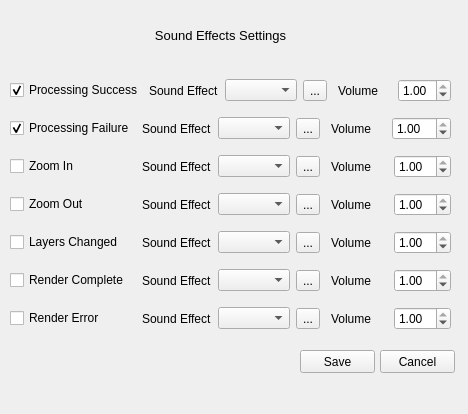
This is qgs_sound_effects_configuration_dialog.ui in bogind/qgs_sound_effects as Qt 5 draws it before an edit. The edited form follows.
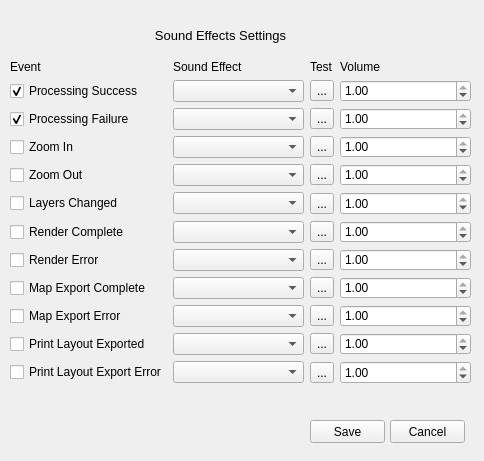
This is the edited form. Icons and pictures are not drawn.

Commit message: added layout export event

The edit to the form file:
```diff
--- a/qgs_sound_effects_configuration_dialog.ui
+++ b/qgs_sound_effects_configuration_dialog.ui
@@ -6,493 +6,19 @@
    <rect>
     <x>0</x>
     <y>0</y>
-    <width>468</width>
-    <height>414</height>
+    <width>484</width>
+    <height>461</height>
    </rect>
   </property>
+  <property name="sizePolicy">
+   <sizepolicy hsizetype="MinimumExpanding" vsizetype="MinimumExpanding">
+    <horstretch>0</horstretch>
+    <verstretch>0</verstretch>
+   </sizepolicy>
+  </property>
   <property name="windowTitle">
    <string>Form</string>
   </property>
-  <widget class="QWidget" name="verticalLayoutWidget">
-   <property name="geometry">
-    <rect>
-     <x>10</x>
-     <y>70</y>
-     <width>441</width>
-     <height>271</height>
-    </rect>
-   </property>
-   <layout class="QVBoxLayout" name="SettingsForm">
-    <item>
-     <layout class="QHBoxLayout" name="horizontalLayout_4">
-      <item>
-       <widget class="QCheckBox" name="processingSuccessCheckBox">
-        <property name="text">
-         <string>Processing Success</string>
-        </property>
-        <property name="checked">
-         <bool>true</bool>
-        </property>
-       </widget>
-      </item>
-      <item>
-       <layout class="QHBoxLayout" name="horizontalLayout_5">
-        <item>
-         <widget class="QLabel" name="label_4">
-          <property name="text">
-           <string>Sound Effect</string>
-          </property>
-         </widget>
-        </item>
-        <item>
-         <widget class="QComboBox" name="processingSuccessComboBox"/>
-        </item>
-       </layout>
-      </item>
-      <item>
-       <widget class="QToolButton" name="processingSuccessTestButton">
-        <property name="text">
-         <string>...</string>
-        </property>
-        <property name="icon">
-         <iconset>
-          <normaloff>volume_icon.png</normaloff>volume_icon.png</iconset>
-        </property>
-       </widget>
-      </item>
-      <item>
-       <layout class="QHBoxLayout" name="horizontalLayout_6">
-        <property name="leftMargin">
-         <number>5</number>
-        </property>
-        <item>
-         <widget class="QLabel" name="label_5">
-          <property name="text">
-           <string>Volume</string>
-          </property>
-         </widget>
-        </item>
-        <item>
-         <widget class="QDoubleSpinBox" name="processingSuccessVolume">
-          <property name="maximum">
-           <double>1.000000000000000</double>
-          </property>
-          <property name="singleStep">
-           <double>0.010000000000000</double>
-          </property>
-          <property name="value">
-           <double>1.000000000000000</double>
-          </property>
-         </widget>
-        </item>
-       </layout>
-      </item>
-     </layout>
-    </item>
-    <item>
-     <layout class="QHBoxLayout" name="horizontalLayout_16">
-      <item>
-       <widget class="QCheckBox" name="processingFailureCheckBox">
-        <property name="text">
-         <string>Processing Failure</string>
-        </property>
-        <property name="checked">
-         <bool>true</bool>
-        </property>
-       </widget>
-      </item>
-      <item>
-       <layout class="QHBoxLayout" name="horizontalLayout_17">
-        <item>
-         <widget class="QLabel" name="label_12">
-          <property name="text">
-           <string>Sound Effect</string>
-          </property>
-         </widget>
-        </item>
-        <item>
-         <widget class="QComboBox" name="processingFailureComboBox"/>
-        </item>
-       </layout>
-      </item>
-      <item>
-       <widget class="QToolButton" name="processingFailureTestButton">
-        <property name="text">
-         <string>...</string>
-        </property>
-        <property name="icon">
-         <iconset>
-          <normaloff>volume_icon.png</normaloff>volume_icon.png</iconset>
-        </property>
-       </widget>
-      </item>
-      <item>
-       <layout class="QHBoxLayout" name="horizontalLayout_18">
-        <property name="spacing">
-         <number>2</number>
-        </property>
-        <property name="sizeConstraint">
-         <enum>QLayout::SetMinAndMaxSize</enum>
-        </property>
-        <property name="leftMargin">
-         <number>5</number>
-        </property>
-        <item>
-         <widget class="QLabel" name="label_13">
-          <property name="text">
-           <string>Volume</string>
-          </property>
-         </widget>
-        </item>
-        <item>
-         <widget class="QDoubleSpinBox" name="processingFailureVolume">
-          <property name="maximum">
-           <double>1.000000000000000</double>
-          </property>
-          <property name="singleStep">
-           <double>0.010000000000000</double>
-          </property>
-          <property name="value">
-           <double>1.000000000000000</double>
-          </property>
-         </widget>
-        </item>
-       </layout>
-      </item>
-     </layout>
-    </item>
-    <item>
-     <layout class="QHBoxLayout" name="horizontalLayout_19">
-      <item>
-       <widget class="QCheckBox" name="zoomInCheckBox">
-        <property name="text">
-         <string>Zoom In</string>
-        </property>
-        <property name="checked">
-         <bool>false</bool>
-        </property>
-       </widget>
-      </item>
-      <item>
-       <layout class="QHBoxLayout" name="horizontalLayout_20">
-        <item>
-         <widget class="QLabel" name="label_14">
-          <property name="text">
-           <string>Sound Effect</string>
-          </property>
-         </widget>
-        </item>
-        <item>
-         <widget class="QComboBox" name="zoomInComboBox"/>
-        </item>
-       </layout>
-      </item>
-      <item>
-       <widget class="QToolButton" name="zoomInTestButton">
-        <property name="text">
-         <string>...</string>
-        </property>
-        <property name="icon">
-         <iconset>
-          <normaloff>volume_icon.png</normaloff>volume_icon.png</iconset>
-        </property>
-       </widget>
-      </item>
-      <item>
-       <layout class="QHBoxLayout" name="horizontalLayout_21">
-        <property name="leftMargin">
-         <number>5</number>
-        </property>
-        <item>
-         <widget class="QLabel" name="label_15">
-          <property name="text">
-           <string>Volume</string>
-          </property>
-         </widget>
-        </item>
-        <item>
-         <widget class="QDoubleSpinBox" name="zoomInVolume">
-          <property name="maximum">
-           <double>1.000000000000000</double>
-          </property>
-          <property name="singleStep">
-           <double>0.010000000000000</double>
-          </property>
-          <property name="value">
-           <double>1.000000000000000</double>
-          </property>
-         </widget>
-        </item>
-       </layout>
-      </item>
-     </layout>
-    </item>
-    <item>
-     <layout class="QHBoxLayout" name="horizontalLayout">
-      <item>
-       <widget class="QCheckBox" name="zoomOutCheckBox">
-        <property name="text">
-         <string>Zoom Out</string>
-        </property>
-        <property name="checked">
-         <bool>false</bool>
-        </property>
-       </widget>
-      </item>
-      <item>
-       <layout class="QHBoxLayout" name="horizontalLayout_2">
-        <item>
-         <widget class="QLabel" name="label_2">
-          <property name="text">
-           <string>Sound Effect</string>
-          </property>
-         </widget>
-        </item>
-        <item>
-         <widget class="QComboBox" name="zoomOutComboBox"/>
-        </item>
-       </layout>
-      </item>
-      <item>
-       <widget class="QToolButton" name="zoomOutTestButton">
-        <property name="text">
-         <string>...</string>
-        </property>
-        <property name="icon">
-         <iconset>
-          <normaloff>volume_icon.png</normaloff>volume_icon.png</iconset>
-        </property>
-       </widget>
-      </item>
-      <item>
-       <layout class="QHBoxLayout" name="horizontalLayout_3">
-        <property name="leftMargin">
-         <number>5</number>
-        </property>
-        <item>
-         <widget class="QLabel" name="label_3">
-          <property name="text">
-           <string>Volume</string>
-          </property>
-         </widget>
-        </item>
-        <item>
-         <widget class="QDoubleSpinBox" name="zoomOutVolume">
-          <property name="maximum">
-           <double>1.000000000000000</double>
-          </property>
-          <property name="singleStep">
-           <double>0.010000000000000</double>
-          </property>
-          <property name="value">
-           <double>1.000000000000000</double>
-          </property>
-         </widget>
-        </item>
-       </layout>
-      </item>
-     </layout>
-    </item>
-    <item>
-     <layout class="QHBoxLayout" name="horizontalLayout_7">
-      <item>
-       <widget class="QCheckBox" name="layersChangedCheckBox">
-        <property name="text">
-         <string>Layers Changed</string>
-        </property>
-        <property name="checked">
-         <bool>false</bool>
-        </property>
-       </widget>
-      </item>
-      <item>
-       <layout class="QHBoxLayout" name="horizontalLayout_8">
-        <item>
-         <widget class="QLabel" name="label_6">
-          <property name="text">
-           <string>Sound Effect</string>
-          </property>
-         </widget>
-        </item>
-        <item>
-         <widget class="QComboBox" name="layersChangedComboBox"/>
-        </item>
-       </layout>
-      </item>
-      <item>
-       <widget class="QToolButton" name="layersChangedTestButton">
-        <property name="text">
-         <string>...</string>
-        </property>
-        <property name="icon">
-         <iconset>
-          <normaloff>volume_icon.png</normaloff>volume_icon.png</iconset>
-        </property>
-       </widget>
-      </item>
-      <item>
-       <layout class="QHBoxLayout" name="horizontalLayout_9">
-        <property name="leftMargin">
-         <number>5</number>
-        </property>
-        <item>
-         <widget class="QLabel" name="label_7">
-          <property name="text">
-           <string>Volume</string>
-          </property>
-         </widget>
-        </item>
-        <item>
-         <widget class="QDoubleSpinBox" name="layersChangedVolume">
-          <property name="maximum">
-           <double>1.000000000000000</double>
-          </property>
-          <property name="singleStep">
-           <double>0.010000000000000</double>
-          </property>
-          <property name="value">
-           <double>1.000000000000000</double>
-          </property>
-         </widget>
-        </item>
-       </layout>
-      </item>
-     </layout>
-    </item>
-    <item>
-     <layout class="QHBoxLayout" name="horizontalLayout_10">
-      <item>
-       <widget class="QCheckBox" name="renderCompleteCheckBox">
-        <property name="text">
-         <string>Render Complete</string>
-        </property>
-        <property name="checked">
-         <bool>false</bool>
-        </property>
-       </widget>
-      </item>
-      <item>
-       <layout class="QHBoxLayout" name="horizontalLayout_11">
-        <item>
-         <widget class="QLabel" name="label_8">
-          <property name="text">
-           <string>Sound Effect</string>
-          </property>
-         </widget>
-        </item>
-        <item>
-         <widget class="QComboBox" name="renderCompleteComboBox"/>
-        </item>
-       </layout>
-      </item>
-      <item>
-       <widget class="QToolButton" name="renderCompleteTestButton">
-        <property name="text">
-         <string>...</string>
-        </property>
-        <property name="icon">
-         <iconset>
-          <normaloff>volume_icon.png</normaloff>volume_icon.png</iconset>
-        </property>
-       </widget>
-      </item>
-      <item>
-       <layout class="QHBoxLayout" name="horizontalLayout_12">
-        <property name="leftMargin">
-         <number>5</number>
-        </property>
-        <item>
-         <widget class="QLabel" name="label_9">
-          <property name="text">
-           <string>Volume</string>
-          </property>
-         </widget>
-        </item>
-        <item>
-         <widget class="QDoubleSpinBox" name="renderCompleteVolume">
-          <property name="maximum">
-           <double>1.000000000000000</double>
-          </property>
-          <property name="singleStep">
-           <double>0.010000000000000</double>
-          </property>
-          <property name="value">
-           <double>1.000000000000000</double>
-          </property>
-         </widget>
-        </item>
-       </layout>
-      </item>
-     </layout>
-    </item>
-    <item>
-     <layout class="QHBoxLayout" name="horizontalLayout_13">
-      <item>
-       <widget class="QCheckBox" name="renderErrorOccurredCheckBox">
-        <property name="text">
-         <string>Render Error</string>
-        </property>
-        <property name="checked">
-         <bool>false</bool>
-        </property>
-       </widget>
-      </item>
-      <item>
-       <layout class="QHBoxLayout" name="horizontalLayout_14">
-        <item>
-         <widget class="QLabel" name="label_10">
-          <property name="text">
-           <string>Sound Effect</string>
-          </property>
-         </widget>
-        </item>
-        <item>
-         <widget class="QComboBox" name="renderErrorOccurredComboBox"/>
-        </item>
-       </layout>
-      </item>
-      <item>
-       <widget class="QToolButton" name="renderErrorOccurredTestButton">
-        <property name="text">
-         <string>...</string>
-        </property>
-        <property name="icon">
-         <iconset>
-          <normaloff>volume_icon.png</normaloff>volume_icon.png</iconset>
-        </property>
-       </widget>
-      </item>
-      <item>
-       <layout class="QHBoxLayout" name="horizontalLayout_15">
-        <property name="leftMargin">
-         <number>5</number>
-        </property>
-        <item>
-         <widget class="QLabel" name="label_11">
-          <property name="text">
-           <string>Volume</string>
-          </property>
-         </widget>
-        </item>
-        <item>
-         <widget class="QDoubleSpinBox" name="renderErrorOccurredVolume">
-          <property name="maximum">
-           <double>1.000000000000000</double>
-          </property>
-          <property name="singleStep">
-           <double>0.010000000000000</double>
-          </property>
-          <property name="value">
-           <double>1.000000000000000</double>
-          </property>
-         </widget>
-        </item>
-       </layout>
-      </item>
-     </layout>
-    </item>
-   </layout>
-  </widget>
   <widget class="QLabel" name="FormTitle">
    <property name="geometry">
     <rect>
@@ -521,8 +47,8 @@
   <widget class="QPushButton" name="saveSettingsButton">
    <property name="geometry">
     <rect>
-     <x>300</x>
-     <y>350</y>
+     <x>310</x>
+     <y>420</y>
      <width>75</width>
      <height>23</height>
     </rect>
@@ -534,8 +60,8 @@
   <widget class="QPushButton" name="cancelChangesButton">
    <property name="geometry">
     <rect>
-     <x>380</x>
-     <y>350</y>
+     <x>390</x>
+     <y>420</y>
      <width>75</width>
      <height>23</height>
     </rect>
@@ -544,6 +70,456 @@
     <string>Cancel</string>
    </property>
   </widget>
+  <widget class="QWidget" name="gridLayoutWidget">
+   <property name="geometry">
+    <rect>
+     <x>10</x>
+     <y>60</y>
+     <width>461</width>
+     <height>324</height>
+    </rect>
+   </property>
+   <layout class="QGridLayout" name="eventsGrid">
+    <property name="sizeConstraint">
+     <enum>QLayout::SetDefaultConstraint</enum>
+    </property>
+    <item row="1" column="2">
+     <widget class="QComboBox" name="processingSuccessComboBox"/>
+    </item>
+    <item row="0" column="4">
+     <widget class="QLabel" name="label_5">
+      <property name="text">
+       <string>Volume</string>
+      </property>
+     </widget>
+    </item>
+    <item row="4" column="3">
+     <widget class="QToolButton" name="zoomOutTestButton">
+      <property name="text">
+       <string>...</string>
+      </property>
+      <property name="icon">
+       <iconset>
+        <normaloff>volume_icon.png</normaloff>volume_icon.png</iconset>
+      </property>
+     </widget>
+    </item>
+    <item row="2" column="2">
+     <widget class="QComboBox" name="processingFailureComboBox"/>
+    </item>
+    <item row="6" column="4">
+     <widget class="QDoubleSpinBox" name="renderCompleteVolume">
+      <property name="maximum">
+       <double>1.000000000000000</double>
+      </property>
+      <property name="singleStep">
+       <double>0.010000000000000</double>
+      </property>
+      <property name="value">
+       <double>1.000000000000000</double>
+      </property>
+     </widget>
+    </item>
+    <item row="5" column="1">
+     <widget class="QCheckBox" name="layersChangedCheckBox">
+      <property name="text">
+       <string>Layers Changed</string>
+      </property>
+      <property name="checked">
+       <bool>false</bool>
+      </property>
+     </widget>
+    </item>
+    <item row="7" column="1">
+     <widget class="QCheckBox" name="renderErrorOccurredCheckBox">
+      <property name="text">
+       <string>Render Error</string>
+      </property>
+      <property name="checked">
+       <bool>false</bool>
+      </property>
+     </widget>
+    </item>
+    <item row="2" column="1">
+     <widget class="QCheckBox" name="processingFailureCheckBox">
+      <property name="text">
+       <string>Processing Failure</string>
+      </property>
+      <property name="checked">
+       <bool>true</bool>
+      </property>
+     </widget>
+    </item>
+    <item row="4" column="1">
+     <widget class="QCheckBox" name="zoomOutCheckBox">
+      <property name="text">
+       <string>Zoom Out</string>
+      </property>
+      <property name="checked">
+       <bool>false</bool>
+      </property>
+     </widget>
+    </item>
+    <item row="7" column="4">
+     <widget class="QDoubleSpinBox" name="renderErrorOccurredVolume">
+      <property name="maximum">
+       <double>1.000000000000000</double>
+      </property>
+      <property name="singleStep">
+       <double>0.010000000000000</double>
+      </property>
+      <property name="value">
+       <double>1.000000000000000</double>
+      </property>
+     </widget>
+    </item>
+    <item row="7" column="2">
+     <widget class="QComboBox" name="renderErrorOccurredComboBox"/>
+    </item>
+    <item row="10" column="1">
+     <widget class="QCheckBox" name="printLayoutExportSuccessCheckBox">
+      <property name="text">
+       <string>Print Layout Exported</string>
+      </property>
+      <property name="checked">
+       <bool>false</bool>
+      </property>
+     </widget>
+    </item>
+    <item row="4" column="4">
+     <widget class="QDoubleSpinBox" name="zoomOutVolume">
+      <property name="maximum">
+       <double>1.000000000000000</double>
+      </property>
+      <property name="singleStep">
+       <double>0.010000000000000</double>
+      </property>
+      <property name="value">
+       <double>1.000000000000000</double>
+      </property>
+     </widget>
+    </item>
+    <item row="5" column="4">
+     <widget class="QDoubleSpinBox" name="layersChangedVolume">
+      <property name="maximum">
+       <double>1.000000000000000</double>
+      </property>
+      <property name="singleStep">
+       <double>0.010000000000000</double>
+      </property>
+      <property name="value">
+       <double>1.000000000000000</double>
+      </property>
+     </widget>
+    </item>
+    <item row="3" column="4">
+     <widget class="QDoubleSpinBox" name="zoomInVolume">
+      <property name="maximum">
+       <double>1.000000000000000</double>
+      </property>
+      <property name="singleStep">
+       <double>0.010000000000000</double>
+      </property>
+      <property name="value">
+       <double>1.000000000000000</double>
+      </property>
+     </widget>
+    </item>
+    <item row="6" column="2">
+     <widget class="QComboBox" name="renderCompleteComboBox"/>
+    </item>
+    <item row="4" column="2">
+     <widget class="QComboBox" name="zoomOutComboBox"/>
+    </item>
+    <item row="3" column="2">
+     <widget class="QComboBox" name="zoomInComboBox"/>
+    </item>
+    <item row="8" column="1">
+     <widget class="QCheckBox" name="mapExportCompleteCheckBox">
+      <property name="text">
+       <string>Map Export Complete</string>
+      </property>
+      <property name="checked">
+       <bool>false</bool>
+      </property>
+     </widget>
+    </item>
+    <item row="1" column="1">
+     <widget class="QCheckBox" name="processingSuccessCheckBox">
+      <property name="text">
+       <string>Processing Success</string>
+      </property>
+      <property name="checked">
+       <bool>true</bool>
+      </property>
+     </widget>
+    </item>
+    <item row="0" column="1">
+     <widget class="QLabel" name="label_12">
+      <property name="text">
+       <string>Event</string>
+      </property>
+     </widget>
+    </item>
+    <item row="0" column="2">
+     <widget class="QLabel" name="label_4">
+      <property name="text">
+       <string>Sound Effect</string>
+      </property>
+     </widget>
+    </item>
+    <item row="1" column="3">
+     <widget class="QToolButton" name="processingSuccessTestButton">
+      <property name="text">
+       <string>...</string>
+      </property>
+      <property name="icon">
+       <iconset>
+        <normaloff>volume_icon.png</normaloff>volume_icon.png</iconset>
+      </property>
+     </widget>
+    </item>
+    <item row="2" column="4">
+     <widget class="QDoubleSpinBox" name="processingFailureVolume">
+      <property name="maximum">
+       <double>1.000000000000000</double>
+      </property>
+      <property name="singleStep">
+       <double>0.010000000000000</double>
+      </property>
+      <property name="value">
+       <double>1.000000000000000</double>
+      </property>
+     </widget>
+    </item>
+    <item row="11" column="1">
+     <widget class="QCheckBox" name="printLayoutExportErrorCheckBox">
+      <property name="text">
+       <string>Print Layout Export Error</string>
+      </property>
+      <property name="checked">
+       <bool>false</bool>
+      </property>
+     </widget>
+    </item>
+    <item row="5" column="2">
+     <widget class="QComboBox" name="layersChangedComboBox"/>
+    </item>
+    <item row="0" column="3">
+     <widget class="QLabel" name="label_14">
+      <property name="text">
+       <string>Test</string>
+      </property>
+     </widget>
+    </item>
+    <item row="5" column="3">
+     <widget class="QToolButton" name="layersChangedTestButton">
+      <property name="text">
+       <string>...</string>
+      </property>
+      <property name="icon">
+       <iconset>
+        <normaloff>volume_icon.png</normaloff>volume_icon.png</iconset>
+      </property>
+     </widget>
+    </item>
+    <item row="2" column="3">
+     <widget class="QToolButton" name="processingFailureTestButton">
+      <property name="text">
+       <string>...</string>
+      </property>
+      <property name="icon">
+       <iconset>
+        <normaloff>volume_icon.png</normaloff>volume_icon.png</iconset>
+      </property>
+     </widget>
+    </item>
+    <item row="3" column="1">
+     <widget class="QCheckBox" name="zoomInCheckBox">
+      <property name="text">
+       <string>Zoom In</string>
+      </property>
+      <property name="checked">
+       <bool>false</bool>
+      </property>
+     </widget>
+    </item>
+    <item row="1" column="4">
+     <widget class="QDoubleSpinBox" name="processingSuccessVolume">
+      <property name="maximum">
+       <double>1.000000000000000</double>
+      </property>
+      <property name="singleStep">
+       <double>0.010000000000000</double>
+      </property>
+      <property name="value">
+       <double>1.000000000000000</double>
+      </property>
+     </widget>
+    </item>
+    <item row="7" column="3">
+     <widget class="QToolButton" name="renderErrorOccurredTestButton">
+      <property name="text">
+       <string>...</string>
+      </property>
+      <property name="icon">
+       <iconset>
+        <normaloff>volume_icon.png</normaloff>volume_icon.png</iconset>
+      </property>
+     </widget>
+    </item>
+    <item row="6" column="1">
+     <widget class="QCheckBox" name="renderCompleteCheckBox">
+      <property name="text">
+       <string>Render Complete</string>
+      </property>
+      <property name="checked">
+       <bool>false</bool>
+      </property>
+     </widget>
+    </item>
+    <item row="9" column="1">
+     <widget class="QCheckBox" name="mapExportErrorCheckBox">
+      <property name="text">
+       <string>Map Export Error</string>
+      </property>
+      <property name="checked">
+       <bool>false</bool>
+      </property>
+     </widget>
+    </item>
+    <item row="6" column="3">
+     <widget class="QToolButton" name="renderCompleteTestButton">
+      <property name="text">
+       <string>...</string>
+      </property>
+      <property name="icon">
+       <iconset>
+        <normaloff>volume_icon.png</normaloff>volume_icon.png</iconset>
+      </property>
+     </widget>
+    </item>
+    <item row="3" column="3">
+     <widget class="QToolButton" name="zoomInTestButton">
+      <property name="text">
+       <string>...</string>
+      </property>
+      <property name="icon">
+       <iconset>
+        <normaloff>volume_icon.png</normaloff>volume_icon.png</iconset>
+      </property>
+     </widget>
+    </item>
+    <item row="8" column="2">
+     <widget class="QComboBox" name="mapExportCompleteComboBox"/>
+    </item>
+    <item row="8" column="3">
+     <widget class="QToolButton" name="mapExportCompleteTestButton">
+      <property name="text">
+       <string>...</string>
+      </property>
+      <property name="icon">
+       <iconset>
+        <normaloff>volume_icon.png</normaloff>volume_icon.png</iconset>
+      </property>
+     </widget>
+    </item>
+    <item row="8" column="4">
+     <widget class="QDoubleSpinBox" name="mapExportCompleteVolume">
+      <property name="maximum">
+       <double>1.000000000000000</double>
+      </property>
+      <property name="singleStep">
+       <double>0.010000000000000</double>
+      </property>
+      <property name="value">
+       <double>1.000000000000000</double>
+      </property>
+     </widget>
+    </item>
+    <item row="9" column="2">
+     <widget class="QComboBox" name="mapExportErrorComboBox"/>
+    </item>
+    <item row="9" column="3">
+     <widget class="QToolButton" name="mapExportErrorTestButton">
+      <property name="text">
+       <string>...</string>
+      </property>
+      <property name="icon">
+       <iconset>
+        <normaloff>volume_icon.png</normaloff>volume_icon.png</iconset>
+      </property>
+     </widget>
+    </item>
+    <item row="9" column="4">
+     <widget class="QDoubleSpinBox" name="mapExportErrorVolume">
+      <property name="maximum">
+       <double>1.000000000000000</double>
+      </property>
+      <property name="singleStep">
+       <double>0.010000000000000</double>
+      </property>
+      <property name="value">
+       <double>1.000000000000000</double>
+      </property>
+     </widget>
+    </item>
+    <item row="10" column="2">
+     <widget class="QComboBox" name="printLayoutExportSuccessComboBox"/>
+    </item>
+    <item row="10" column="3">
+     <widget class="QToolButton" name="printLayoutExportSuccessTestButton">
+      <property name="text">
+       <string>...</string>
+      </property>
+      <property name="icon">
+       <iconset>
+        <normaloff>volume_icon.png</normaloff>volume_icon.png</iconset>
+      </property>
+     </widget>
+    </item>
+    <item row="10" column="4">
+     <widget class="QDoubleSpinBox" name="printLayoutExportSuccessVolume">
+      <property name="maximum">
+       <double>1.000000000000000</double>
+      </property>
+      <property name="singleStep">
+       <double>0.010000000000000</double>
+      </property>
+      <property name="value">
+       <double>1.000000000000000</double>
+      </property>
+     </widget>
+    </item>
+    <item row="11" column="4">
+     <widget class="QDoubleSpinBox" name="printLayoutExportErrorVolume">
+      <property name="maximum">
+       <double>1.000000000000000</double>
+      </property>
+      <property name="singleStep">
+       <double>0.010000000000000</double>
+      </property>
+      <property name="value">
+       <double>1.000000000000000</double>
+      </property>
+     </widget>
+    </item>
+    <item row="11" column="3">
+     <widget class="QToolButton" name="printLayoutExportErrorTestButton">
+      <property name="text">
+       <string>...</string>
+      </property>
+      <property name="icon">
+       <iconset>
+        <normaloff>volume_icon.png</normaloff>volume_icon.png</iconset>
+      </property>
+     </widget>
+    </item>
+    <item row="11" column="2">
+     <widget class="QComboBox" name="printLayoutExportErrorComboBox"/>
+    </item>
+   </layout>
+  </widget>
  </widget>
  <resources/>
  <connections/>
```
Left out of the diff: 5 changed lines with no effect on the pictures. The commit also changes 1 other file.
